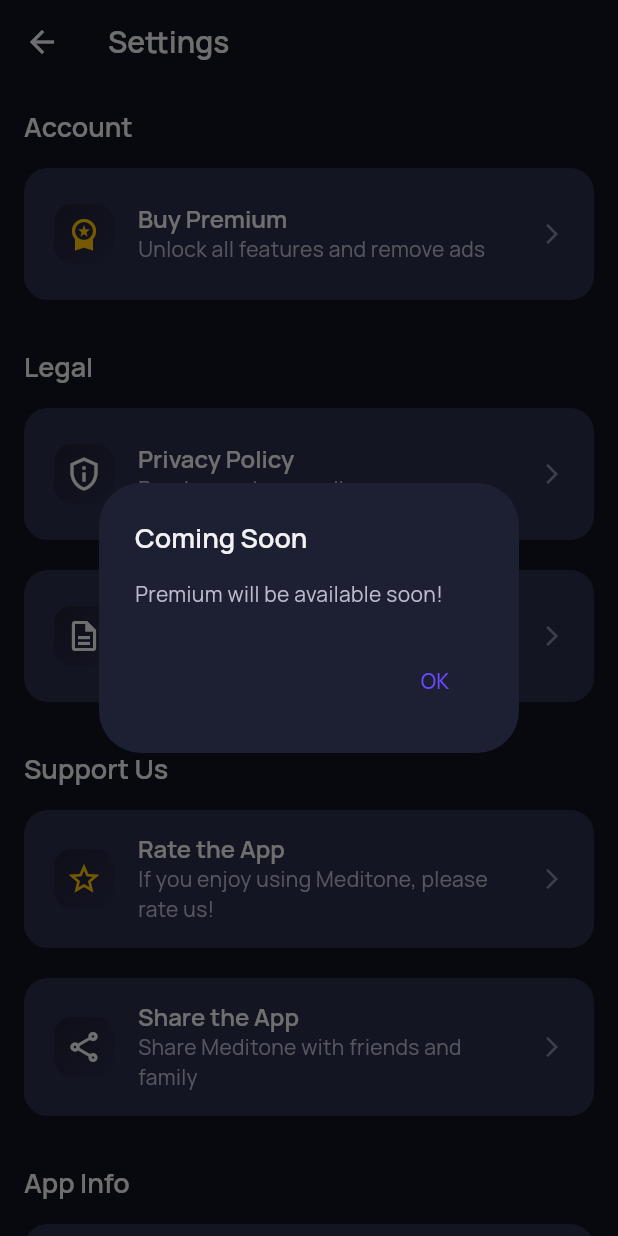
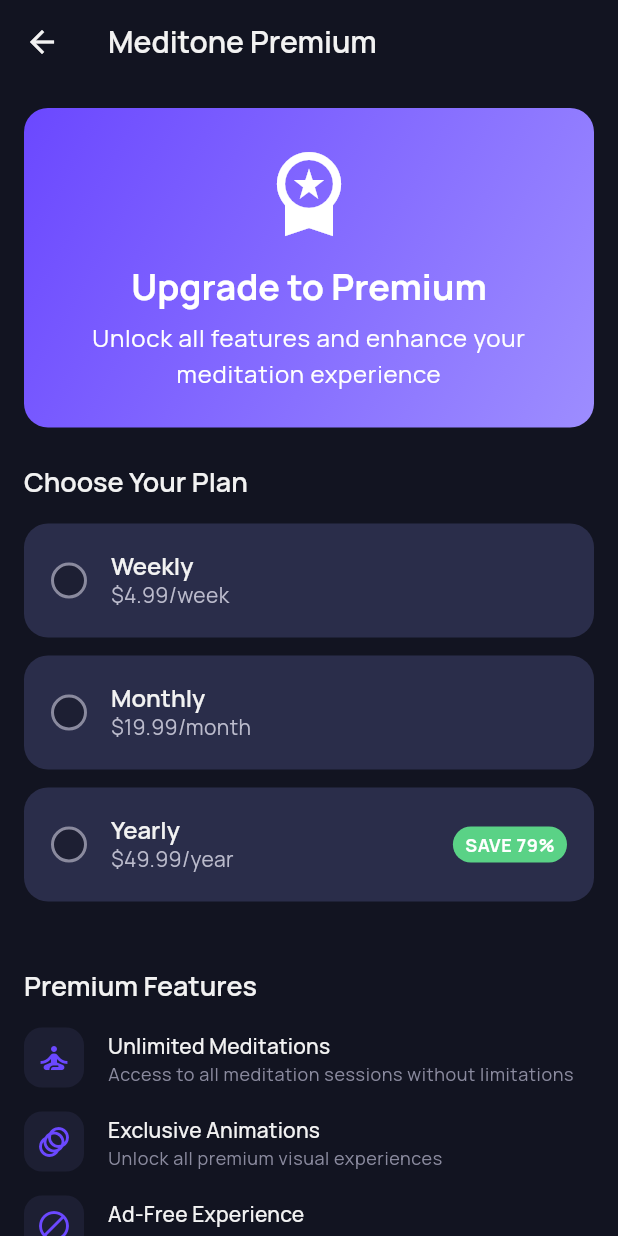
Before and after one commit to s0urav-hald3r/meditone, a Flutter app: the SettingsScreen screen opened directly, after a tap on "Buy Premium", on a phone screen of 412 x 824 dp. Run offline on Flutter 3.47's test engine with Material 3 defaults, Android fonts, the phone set to English and light mode, and no system bars; our stand-ins replace blur, get, just_audio, lottie, share_plus, wave.

Commit message:
Add premium subscription functionality with PremiumController and PremiumScreen. Integrate premium options into the main app and link to settings screen.

```diff
--- /dev/null
+++ b/lib/controllers/premium_controller.dart
@@ -0,0 +1,115 @@
+import 'package:get/get.dart';
+
+class PremiumController extends GetxController {
+  // Observable to track premium status
+  final RxBool isPremium = false.obs;
+
+  // Selected subscription plan
+  final Rx<SubscriptionPlan?> selectedPlan = Rx<SubscriptionPlan?>(null);
+
+  // List of available subscription plans
+  final List<SubscriptionPlan> subscriptionPlans = [
+    SubscriptionPlan(
+      id: 'weekly',
+      name: 'Weekly',
+      price: 4.99,
+      period: 'week',
+      savePercent: 0,
+    ),
+    SubscriptionPlan(
+      id: 'monthly',
+      name: 'Monthly',
+      price: 19.99,
+      period: 'month',
+      savePercent: 0,
+    ),
+    SubscriptionPlan(
+      id: 'yearly',
+      name: 'Yearly',
+      price: 49.99,
+      period: 'year',
+      savePercent: 79, // Saving compared to weekly plan
+    ),
+  ];
+
+  // Premium features list
+  final List<PremiumFeature> premiumFeatures = [
+    PremiumFeature(
+      title: 'Unlimited Meditations',
+      description: 'Access to all meditation sessions without limitations',
+      icon: 'meditation',
+    ),
+    PremiumFeature(
+      title: 'Exclusive Animations',
+      description: 'Unlock all premium visual experiences',
+      icon: 'animation',
+    ),
+    PremiumFeature(
+      title: 'Ad-Free Experience',
+      description: 'Enjoy uninterrupted meditation sessions',
+      icon: 'ad_free',
+    ),
+    PremiumFeature(
+      title: 'Sleep Stories',
+      description: 'Calming stories to help you fall asleep faster',
+      icon: 'sleep',
+    ),
+    PremiumFeature(
+      title: 'Offline Access',
+      description: 'Download meditations for offline use',
+      icon: 'offline',
+    ),
+  ];
+
+  // Select a subscription plan
+  void selectPlan(SubscriptionPlan plan) {
+    selectedPlan.value = plan;
+  }
+
+  // Purchase the selected plan (mock implementation)
+  Future<bool> purchaseSelectedPlan() async {
+    // This would be replaced with actual in-app purchase implementation
+    await Future.delayed(
+        const Duration(seconds: 2)); // Simulate network request
+    isPremium.value = true;
+    return true;
+  }
+
+  // Restore purchases (mock implementation)
+  Future<bool> restorePurchases() async {
+    // This would be replaced with actual restore purchase implementation
+    await Future.delayed(
+        const Duration(seconds: 2)); // Simulate network request
+    return false; // No purchases to restore in this mock
+  }
+}
+
+// Model class for subscription plans
+class SubscriptionPlan {
+  final String id;
+  final String name;
+  final double price;
+  final String period;
+  final int savePercent;
+
+  SubscriptionPlan({
+    required this.id,
+    required this.name,
+    required this.price,
+    required this.period,
+    required this.savePercent,
+  });
+}
+
+// Model class for premium features
+class PremiumFeature {
+  final String title;
+  final String description;
+  final String icon;
+
+  PremiumFeature({
+    required this.title,
+    required this.description,
+    required this.icon,
+  });
+}
--- a/lib/main.dart
+++ b/lib/main.dart
@@ -3,6 +3,7 @@ import 'package:get/get.dart';
 import 'package:meditone/controllers/animation_controller.dart';
 import 'package:meditone/controllers/meditation_controller.dart';
 import 'package:meditone/controllers/music_controller.dart';
+import 'package:meditone/controllers/premium_controller.dart';
 import 'package:meditone/screens/main_screen.dart';
 import 'package:meditone/themes/app_theme.dart';
 
@@ -19,6 +20,7 @@ class MyApp extends StatelessWidget {
     final animationsController = Get.put(AnimationsController());
     final musicController = Get.put(MusicController());
     final meditationController = Get.put(MeditationController());
+    Get.put(PremiumController());
 
     // Set initial animation and music
     Future.delayed(const Duration(milliseconds: 100), () {
--- /dev/null
+++ b/lib/screens/premium_screen.dart
@@ -0,0 +1,415 @@
+import 'package:flutter/material.dart';
+import 'package:get/get.dart';
+import 'package:meditone/controllers/premium_controller.dart';
+import 'package:meditone/themes/app_theme.dart';
+import 'package:url_launcher/url_launcher.dart';
+
+class PremiumScreen extends StatelessWidget {
+  PremiumScreen({super.key});
+
+  final PremiumController premiumController = Get.put(PremiumController());
+
+  @override
+  Widget build(BuildContext context) {
+    return Scaffold(
+      backgroundColor: AppTheme.backgroundColor,
+      appBar: AppBar(
+        title: const Text('Meditone Premium'),
+        backgroundColor: AppTheme.backgroundColor,
+        elevation: 0,
+      ),
+      body: SingleChildScrollView(
+        child: Padding(
+          padding: const EdgeInsets.all(16.0),
+          child: Column(
+            crossAxisAlignment: CrossAxisAlignment.start,
+            children: [
+              // Premium header
+              _buildPremiumHeader(context),
+
+              const SizedBox(height: 24),
+
+              // Subscription plans
+              _buildSubscriptionPlans(context),
+
+              const SizedBox(height: 32),
+
+              // Premium features
+              _buildPremiumFeatures(context),
+
+              const SizedBox(height: 32),
+
+              // Purchase button
+              _buildPurchaseButton(context),
+
+              const SizedBox(height: 16),
+
+              // Legal links
+              _buildLegalLinks(context),
+            ],
+          ),
+        ),
+      ),
+    );
+  }
+
+  Widget _buildPremiumHeader(BuildContext context) {
+    return Container(
+      padding: const EdgeInsets.symmetric(vertical: 24, horizontal: 16),
+      decoration: BoxDecoration(
+        gradient: AppTheme.primaryGradient,
+        borderRadius: BorderRadius.circular(16),
+      ),
+      child: Column(
+        children: [
+          const Icon(
+            Icons.workspace_premium,
+            size: 64,
+            color: Colors.white,
+          ),
+          const SizedBox(height: 16),
+          Text(
+            'Upgrade to Premium',
+            style: Theme.of(context).textTheme.displaySmall?.copyWith(
+                  color: Colors.white,
+                  fontWeight: FontWeight.bold,
+                ),
+          ),
+          const SizedBox(height: 8),
+          Text(
+            'Unlock all features and enhance your meditation experience',
+            textAlign: TextAlign.center,
+            style: Theme.of(context).textTheme.bodyLarge?.copyWith(
+                  color: Colors.white,
+                ),
+          ),
+        ],
+      ),
+    );
+  }
+
+  Widget _buildSubscriptionPlans(BuildContext context) {
+    return Column(
+      crossAxisAlignment: CrossAxisAlignment.start,
+      children: [
+        Text(
+          'Choose Your Plan',
+          style: Theme.of(context).textTheme.headlineSmall,
+        ),
+        const SizedBox(height: 16),
+        Obx(() => Column(
+              children: premiumController.subscriptionPlans.map((plan) {
+                final isSelected =
+                    premiumController.selectedPlan.value?.id == plan.id;
+                return _buildSubscriptionPlanCard(context, plan, isSelected);
+              }).toList(),
+            )),
+      ],
+    );
+  }
+
+  Widget _buildSubscriptionPlanCard(
+      BuildContext context, SubscriptionPlan plan, bool isSelected) {
+    return GestureDetector(
+      onTap: () => premiumController.selectPlan(plan),
+      child: Container(
+        margin: const EdgeInsets.only(bottom: 12),
+        padding: const EdgeInsets.all(16),
+        decoration: BoxDecoration(
+          color: isSelected
+              ? AppTheme.primaryColor.withOpacity(0.2)
+              : AppTheme.cardColor,
+          borderRadius: BorderRadius.circular(16),
+          border: Border.all(
+            color: isSelected ? AppTheme.primaryColor : Colors.transparent,
+            width: 2,
+          ),
+        ),
+        child: Row(
+          children: [
+            Container(
+              width: 24,
+              height: 24,
+              decoration: BoxDecoration(
+                shape: BoxShape.circle,
+                color:
+                    isSelected ? AppTheme.primaryColor : AppTheme.surfaceColor,
+                border: Border.all(
+                  color: isSelected
+                      ? AppTheme.primaryColor
+                      : AppTheme.textTertiaryColor,
+                  width: 2,
+                ),
+              ),
+              child: isSelected
+                  ? const Icon(
+                      Icons.check,
+                      size: 16,
+                      color: Colors.white,
+                    )
+                  : null,
+            ),
+            const SizedBox(width: 16),
+            Expanded(
+              child: Column(
+                crossAxisAlignment: CrossAxisAlignment.start,
+                children: [
+                  Text(
+                    plan.name,
+                    style: Theme.of(context).textTheme.titleLarge,
+                  ),
+                  Text(
+                    '\$${plan.price}/${plan.period}',
+                    style: Theme.of(context).textTheme.bodyMedium,
+                  ),
+                ],
+              ),
+            ),
+            if (plan.savePercent > 0)
+              Container(
+                padding: const EdgeInsets.symmetric(horizontal: 8, vertical: 4),
+                decoration: BoxDecoration(
+                  color: AppTheme.successColor,
+                  borderRadius: BorderRadius.circular(12),
+                ),
+                child: Text(
+                  'SAVE ${plan.savePercent}%',
+                  style: Theme.of(context).textTheme.bodySmall?.copyWith(
+                        color: Colors.white,
+                        fontWeight: FontWeight.bold,
+                      ),
+                ),
+              ),
+          ],
+        ),
+      ),
+    );
+  }
+
+  Widget _buildPremiumFeatures(BuildContext context) {
+    return Column(
+      crossAxisAlignment: CrossAxisAlignment.start,
+      children: [
+        Text(
+          'Premium Features',
+          style: Theme.of(context).textTheme.headlineSmall,
+        ),
+        const SizedBox(height: 16),
+        ...premiumController.premiumFeatures.map((feature) {
+          return _buildFeatureItem(context, feature);
+        }).toList(),
+      ],
+    );
+  }
+
+  Widget _buildFeatureItem(BuildContext context, PremiumFeature feature) {
+    IconData iconData;
+
+    // Map feature icon string to IconData
+    switch (feature.icon) {
+      case 'meditation':
+        iconData = Icons.self_improvement;
+        break;
+      case 'animation':
+        iconData = Icons.animation;
+        break;
+      case 'ad_free':
+        iconData = Icons.block;
+        break;
+      case 'sleep':
+        iconData = Icons.nightlight_round;
+        break;
+      case 'offline':
+        iconData = Icons.download_done;
+        break;
+      default:
+        iconData = Icons.star;
+    }
+
+    return Padding(
+      padding: const EdgeInsets.only(bottom: 16),
+      child: Row(
+        children: [
+          Container(
+            padding: const EdgeInsets.all(8),
+            decoration: BoxDecoration(
+              color: AppTheme.surfaceColor,
+              borderRadius: BorderRadius.circular(12),
+            ),
+            child: Icon(
+              iconData,
+              color: AppTheme.primaryColor,
+              size: 24,
+            ),
+          ),
+          const SizedBox(width: 16),
+          Expanded(
+            child: Column(
+              crossAxisAlignment: CrossAxisAlignment.start,
+              children: [
+                Text(
+                  feature.title,
+                  style: Theme.of(context).textTheme.titleMedium?.copyWith(
+                        color: AppTheme.textPrimaryColor,
+                      ),
+                ),
+                Text(
+                  feature.description,
+                  style: Theme.of(context).textTheme.bodySmall,
+                ),
+              ],
+            ),
+          ),
+        ],
+      ),
+    );
+  }
+
+  Widget _buildPurchaseButton(BuildContext context) {
+    return Obx(() {
+      final selectedPlan = premiumController.selectedPlan.value;
+      final isLoading = false.obs; // For loading state
+
+      return SizedBox(
+        width: double.infinity,
+        child: ElevatedButton(
+          onPressed: selectedPlan == null
+              ? null
+              : () async {
+                  isLoading.value = true;
+                  final success =
+                      await premiumController.purchaseSelectedPlan();
+                  isLoading.value = false;
+
+                  if (success) {
+                    Get.back();
+                    Get.snackbar(
+                      'Success',
+                      'You are now a premium user!',
+                      backgroundColor: AppTheme.successColor,
+                      colorText: Colors.white,
+                      snackPosition: SnackPosition.BOTTOM,
+                    );
+                  } else {
+                    Get.snackbar(
+                      'Error',
+                      'Purchase failed. Please try again.',
+                      backgroundColor: AppTheme.errorColor,
+                      colorText: Colors.white,
+                      snackPosition: SnackPosition.BOTTOM,
+                    );
+                  }
+                },
+          style: ElevatedButton.styleFrom(
+            padding: const EdgeInsets.symmetric(vertical: 16),
+            backgroundColor: AppTheme.primaryColor,
+            foregroundColor: Colors.white,
+            disabledBackgroundColor: AppTheme.textTertiaryColor,
+            shape: RoundedRectangleBorder(
+              borderRadius: BorderRadius.circular(16),
+            ),
+          ),
+          child: Obx(() => isLoading.value
+              ? const SizedBox(
+                  width: 24,
+                  height: 24,
+                  child: CircularProgressIndicator(
+                    color: Colors.white,
+                    strokeWidth: 2,
+                  ),
+                )
+              : Text(
+                  selectedPlan == null
+                      ? 'Select a Plan'
+                      : 'Subscribe for \$${selectedPlan.price}/${selectedPlan.period}',
+                  style: const TextStyle(
+                    fontSize: 16,
+                    fontWeight: FontWeight.bold,
+                  ),
+                )),
+        ),
+      );
+    });
+  }
+
+  Widget _buildLegalLinks(BuildContext context) {
+    return Column(
+      children: [
+        Row(
+          mainAxisAlignment: MainAxisAlignment.center,
+          children: [
+            _buildTextButton(
+              context,
+              'Restore Purchase',
+              () async {
+                final restored = await premiumController.restorePurchases();
+                if (restored) {
+                  Get.snackbar(
+                    'Success',
+                    'Your purchases have been restored',
+                    backgroundColor: AppTheme.successColor,
+                    colorText: Colors.white,
+                    snackPosition: SnackPosition.BOTTOM,
+                  );
+                } else {
+                  Get.snackbar(
+                    'Info',
+                    'No purchases found to restore',
+                    backgroundColor: AppTheme.primaryColor,
+                    colorText: Colors.white,
+                    snackPosition: SnackPosition.BOTTOM,
+                  );
+                }
+              },
+            ),
+          ],
+        ),
+        const SizedBox(height: 16),
+        Row(
+          mainAxisAlignment: MainAxisAlignment.center,
+          children: [
+            _buildTextButton(
+              context,
+              'Privacy Policy',
+              () => _launchURL('https://example.com/privacy-policy'),
+            ),
+            const Text(
+              ' • ',
+              style: TextStyle(color: AppTheme.textTertiaryColor),
+            ),
+            _buildTextButton(
+              context,
+              'Terms of Use',
+              () => _launchURL('https://example.com/terms-of-use'),
+            ),
+          ],
+        ),
+      ],
+    );
+  }
+
+  Widget _buildTextButton(
+      BuildContext context, String text, VoidCallback onPressed) {
+    return TextButton(
+      onPressed: onPressed,
+      style: TextButton.styleFrom(
+        foregroundColor: AppTheme.textSecondaryColor,
+        padding: const EdgeInsets.symmetric(horizontal: 8),
+        textStyle: const TextStyle(
+          fontSize: 14,
+          fontWeight: FontWeight.w500,
+        ),
+      ),
+      child: Text(text),
+    );
+  }
+
+  Future<void> _launchURL(String url) async {
+    final Uri uri = Uri.parse(url);
+    try {
+      await launchUrl(uri, mode: LaunchMode.externalApplication);
+    } catch (e) {
+      debugPrint('Could not launch $url: $e');
+    }
+  }
+}
--- a/lib/screens/settings_screen.dart
+++ b/lib/screens/settings_screen.dart
@@ -1,5 +1,6 @@
 import 'package:flutter/material.dart';
 import 'package:flutter/services.dart';
+import 'package:meditone/screens/premium_screen.dart';
 import 'package:meditone/themes/app_theme.dart';
 import 'package:url_launcher/url_launcher.dart';
 import 'package:share_plus/share_plus.dart';
@@ -33,8 +34,10 @@ class SettingsScreen extends StatelessWidget {
               icon: Icons.workspace_premium,
               iconColor: Colors.amber,
               onTap: () {
-                // Premium purchase logic
-                _showComingSoonDialog(context, 'Premium');
+                Navigator.push(
+                  context,
+                  MaterialPageRoute(builder: (context) => PremiumScreen()),
+                );
               },
             ),
             const SizedBox(height: 24),
```
